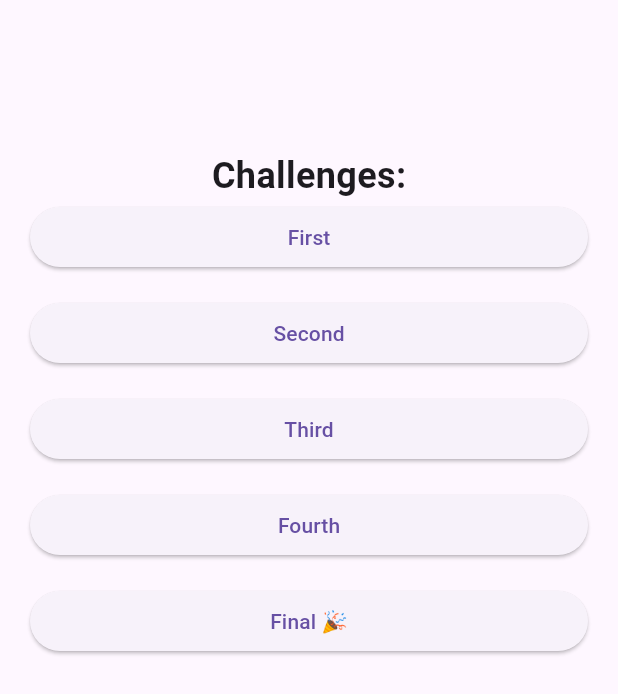
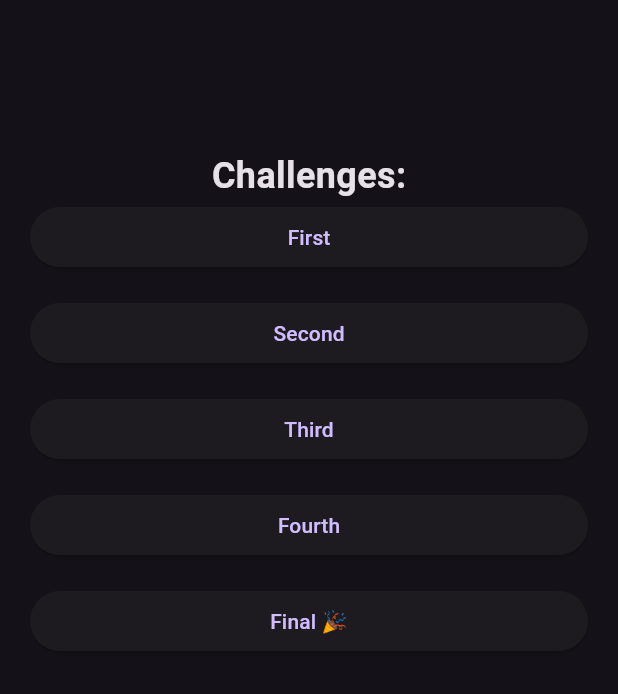
Before and after one commit to lohnn/flutter-in-the-dark, a Flutter app: the screen it shows after launch, on a phone screen of 412 x 824 dp. Shown: the top 694 px of the screen. Run offline on Flutter 3.47's test engine with Material 3 defaults, Android fonts, the phone set to English and light mode, and no system bars; our stand-ins replace flutter_hooks, google_fonts; missing offline and left inert: ff_card.

Commit message:
Dark mode, let's gooo! 😎

```diff
--- a/apps/fitd24/lib/main.dart
+++ b/apps/fitd24/lib/main.dart
@@ -15,6 +15,8 @@ class MainApp extends StatelessWidget {
   @override
   Widget build(BuildContext context) {
     return MaterialApp(
+      themeMode: ThemeMode.dark,
+      darkTheme: ThemeData.dark(),
       routes: {
         HomeScreen.path: (_) => const HomeScreen(),
         '/first': (_) => const First(),
```
